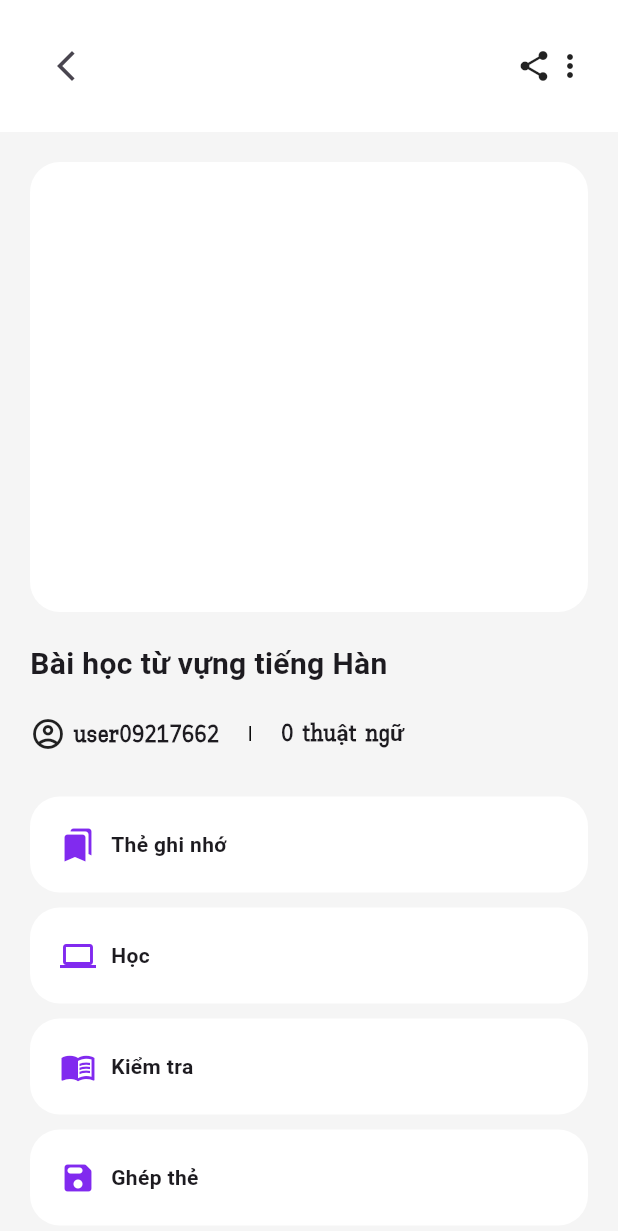
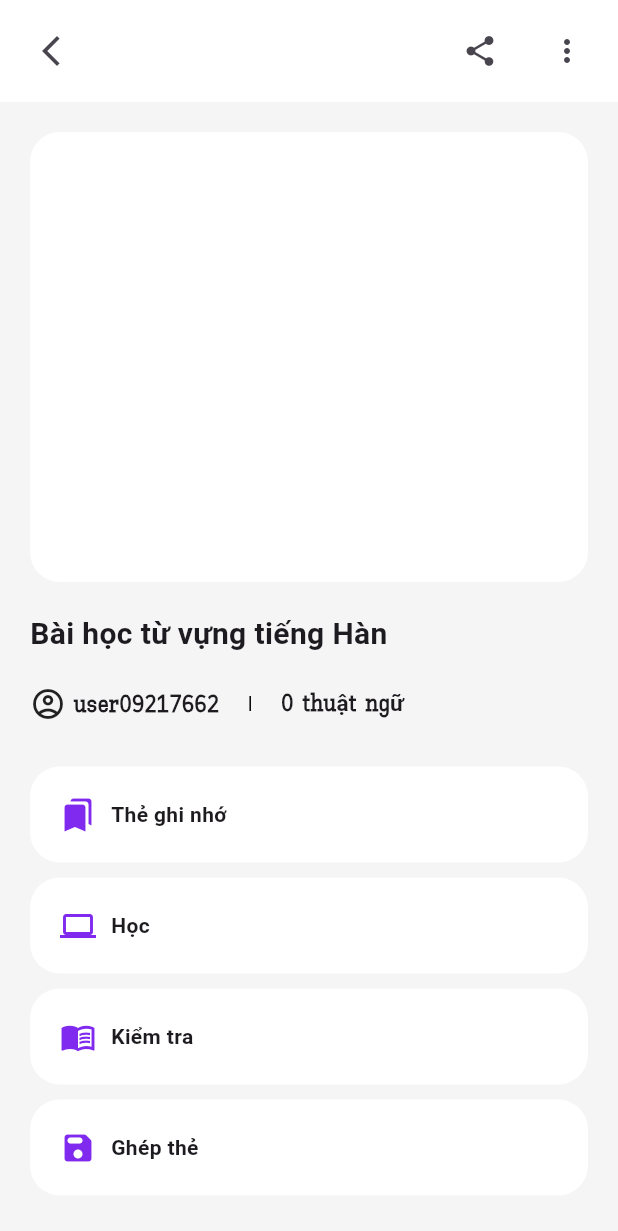
Before and after one commit to quangthangit/Vocab-Korea, a Flutter app: the HomeLessonPage screen opened directly with sample values from the repository, on a phone screen of 412 x 824 dp. Shown: the top 1231 px of the screen. Run offline on Flutter 3.47's test engine with Material 3 defaults, Android fonts, the light colour scheme and no system bars; our stand-ins replace cloud_firestore, curved_navigation_bar, firebase_auth, firebase_core, flip_card, flutter_signin_button and 2 more; missing offline and left inert: flutter_facebook_auth; accounts and stored records are empty; network calls fail.

Commit message:
update ui lesson home

```diff
--- a/lib/pages/HomeLessonPage.dart
+++ b/lib/pages/HomeLessonPage.dart
@@ -87,7 +87,7 @@ class _HomeLessonPageState extends State<HomeLessonPage> {
                           children: [
                             Text(
                               _vocabularyList[index].korean,
-                              style: const TextStyle(fontSize: 40, fontWeight: FontWeight.bold),
+                              style: const TextStyle(fontSize: 30, fontWeight: FontWeight.bold),
                             ),
                           ],
                         ),
@@ -259,11 +259,11 @@ class _HomeLessonPageState extends State<HomeLessonPage> {
                       children: [
                         Text(
                           vocab.korean,
-                          style: const TextStyle(fontSize: 20, fontWeight: FontWeight.bold),
+                          style: const TextStyle(fontSize: 15, fontWeight: FontWeight.bold),
                         ),
                         Text(
                           vocab.vietnamese,
-                          style: const TextStyle(fontSize: 20, fontWeight: FontWeight.bold),
+                          style: const TextStyle(fontSize: 15, fontWeight: FontWeight.bold),
                         ),
                       ],
                     ),
--- a/lib/widget/bar/HomeLessonBar.dart
+++ b/lib/widget/bar/HomeLessonBar.dart
@@ -7,7 +7,7 @@ class HomeLessonBar extends StatelessWidget {
   Widget build(BuildContext context) {
     return Container(
       color: Colors.white,
-      padding: EdgeInsets.all(20),
+      padding: EdgeInsets.all(10),
       child: Row(
         mainAxisAlignment: MainAxisAlignment.spaceBetween,
         children: <Widget>[
@@ -17,10 +17,17 @@ class HomeLessonBar extends StatelessWidget {
               Navigator.pop(context);
             },
           ),
-          const Row(
+          Row(
             children: [
-              Icon(Icons.share),
-              Icon(Icons.more_vert)
+              IconButton(
+                  onPressed: () {},
+                  icon: const Icon(Icons.share)
+              ),
+              const SizedBox(width: 10,),
+              IconButton(
+                  onPressed: () {},
+                  icon: const Icon(Icons.more_vert)
+              )
             ],
           )
         ],
```
